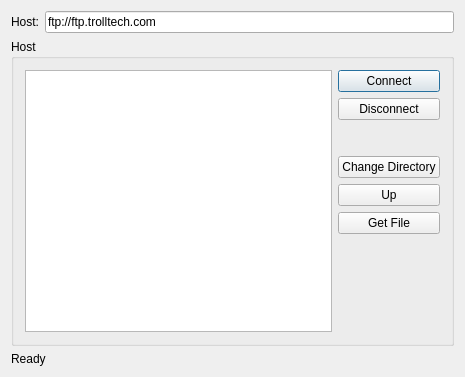
The window that dialog.ui (josephmdk/QFtp) describes before a commit, drawn with Qt 5.
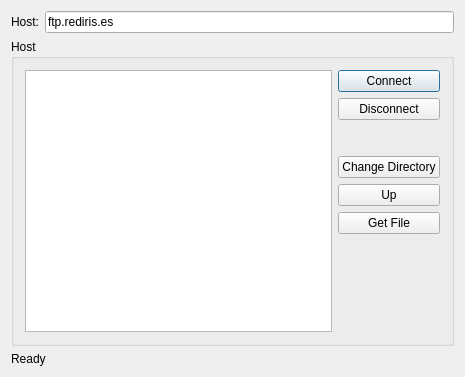
The same window after the commit.

The edit to the form file:
```diff
--- a/dialog.ui
+++ b/dialog.ui
@@ -45,7 +45,7 @@
      <item>
       <widget class="QLineEdit" name="HostLineEdit">
        <property name="text">
-        <string>ftp://ftp.trolltech.com</string>
+        <string>ftp.rediris.es</string>
        </property>
       </widget>
      </item>
```
